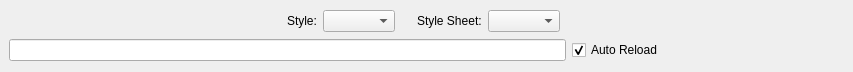
Qt form Source/SIMPLView/UI_Files/StyleSheetEditor.ui (BlueQuartzSoftware/SIMPLView) before a commit.
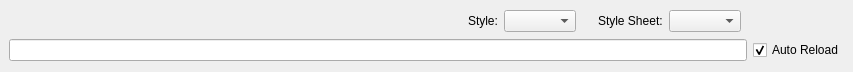
The same form after that commit.

Commit message: Update StyleSheetEditor to use new UI and just load a file that is set in the QLineEdit widget.

Patch:
```diff
--- a/Source/SIMPLView/UI_Files/StyleSheetEditor.ui
+++ b/Source/SIMPLView/UI_Files/StyleSheetEditor.ui
@@ -104,22 +104,6 @@
      </property>
     </widget>
    </item>
-   <item row="0" column="7">
-    <spacer>
-     <property name="orientation">
-      <enum>Qt::Horizontal</enum>
-     </property>
-     <property name="sizeType">
-      <enum>QSizePolicy::MinimumExpanding</enum>
-     </property>
-     <property name="sizeHint" stdset="0">
-      <size>
-       <width>32</width>
-       <height>20</height>
-      </size>
-     </property>
-    </spacer>
-   </item>
    <item row="1" column="0" colspan="7">
     <widget class="QLineEdit" name="qssFilePath">
      <property name="text">
```
The commit also changes 2 other files.
